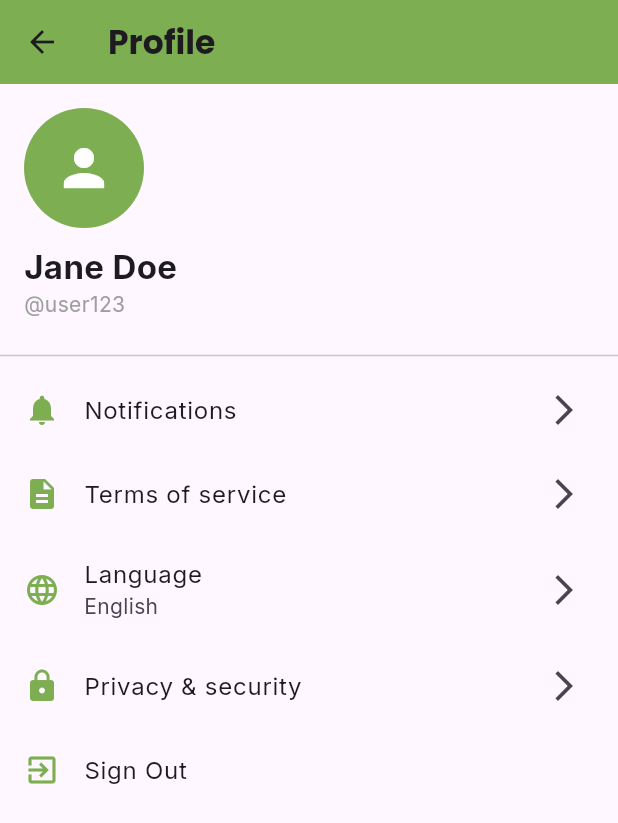
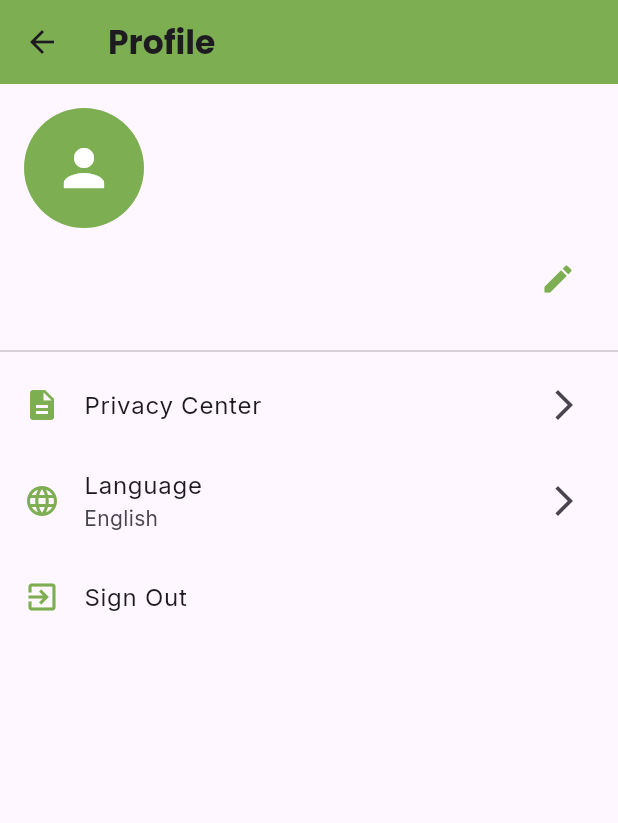
Before and after one commit to farahmunh/stalk_safe, a Flutter app: the Profile screen opened by its route, on a phone screen of 412 x 824 dp. Shown: the top 823 px of the screen. Run offline on Flutter 3.47's test engine with Material 3 defaults, Android fonts, the phone set to English and light mode, and no system bars; our stand-ins replace cloud_firestore, firebase_auth, firebase_core, geolocator, google_fonts, google_maps_flutter; missing offline and left inert: app_settings; accounts and stored records are empty.

Commit message:
21th commit

```diff
--- a/lib/profile.dart
+++ b/lib/profile.dart
@@ -1,7 +1,120 @@
 import 'package:flutter/material.dart';
 import 'package:google_fonts/google_fonts.dart';
+import 'package:firebase_auth/firebase_auth.dart';
+import 'package:cloud_firestore/cloud_firestore.dart';
 
-class Profile extends StatelessWidget {
+class Profile extends StatefulWidget {
+  @override
+  _ProfileState createState() => _ProfileState();
+}
+
+class _ProfileState extends State<Profile> {
+  final FirebaseAuth _auth = FirebaseAuth.instance;
+  final FirebaseFirestore _firestore = FirebaseFirestore.instance;
+  String _username = ''; // Default username
+  final TextEditingController _usernameController = TextEditingController();
+  bool _isEditingUsername = false;
+
+  @override
+  void initState() {
+    super.initState();
+    _fetchUserProfile();
+  }
+
+  // Fetch the current user's username from Firestore
+  Future<void> _fetchUserProfile() async {
+    User? user = _auth.currentUser;
+    if (user != null) {
+      DocumentSnapshot userDoc =
+          await _firestore.collection('users').doc(user.uid).get();
+      setState(() {
+        _username = userDoc['username'] ?? 'Unknown';
+        _usernameController.text = _username;
+      });
+    }
+  }
+
+  // Update the username in Firestore
+  Future<void> _updateUsername() async {
+    User? user = _auth.currentUser;
+    if (user != null) {
+      String newUsername = _usernameController.text.trim();
+      // Ensure new username is unique
+      bool isUnique = await _isUsernameUnique(newUsername);
+      if (!isUnique) {
+        ScaffoldMessenger.of(context).showSnackBar(
+          const SnackBar(content: Text('Username is already taken.')),
+        );
+        return;
+      }
+
+      // Update the username in Firestore
+      await _firestore
+          .collection('users')
+          .doc(user.uid)
+          .update({'username': newUsername});
+
+      setState(() {
+        _username = newUsername;
+        _isEditingUsername = false;
+      });
+      ScaffoldMessenger.of(context).showSnackBar(
+        const SnackBar(content: Text('Username updated successfully.')),
+      );
+    }
+  }
+
+  // Check if the username is unique in Firestore
+  Future<bool> _isUsernameUnique(String username) async {
+    final querySnapshot = await _firestore
+        .collection('users')
+        .where('username', isEqualTo: username)
+        .limit(1)
+        .get();
+    return querySnapshot.docs.isEmpty;
+  }
+
+  // Sign Out Functionality
+  void _showSignOutDialog() {
+    showDialog(
+      context: context,
+      builder: (BuildContext context) {
+        return AlertDialog(
+          content: Text(
+            "Are you sure you want to sign out?",
+            textAlign: TextAlign.center,
+            style: GoogleFonts.inter(),
+          ),
+          contentPadding:
+              const EdgeInsets.symmetric(horizontal: 5, vertical: 20),
+          actionsPadding: const EdgeInsets.symmetric(horizontal: 5),
+          shape: RoundedRectangleBorder(
+            borderRadius: BorderRadius.circular(20),
+          ),
+          actions: [
+            Row(
+              mainAxisAlignment: MainAxisAlignment.spaceEvenly,
+              children: [
+                TextButton(
+                  child: Text("No", style: GoogleFonts.inter()),
+                  onPressed: () => Navigator.of(context).pop(),
+                ),
+                TextButton(
+                  child: Text("Yes", style: GoogleFonts.inter()),
+                  onPressed: () {
+                    Navigator.of(context).pop();
+                    _auth.signOut();
+                    Navigator.of(context).pushReplacementNamed('/signin');
+                  },
+                ),
+              ],
+            ),
+          ],
+        );
+      },
+    );
+  }
+
   @override
   Widget build(BuildContext context) {
     return Scaffold(
@@ -13,7 +126,7 @@ class Profile extends StatelessWidget {
             fontWeight: FontWeight.bold,
           ),
         ),
-        backgroundColor: const Color(0xFF7DAF52), // Green color for app bar
+        backgroundColor: const Color(0xFF7DAF52),
       ),
       body: Column(
         crossAxisAlignment: CrossAxisAlignment.start,
@@ -24,44 +137,68 @@ class Profile extends StatelessWidget {
             child: Column(
               crossAxisAlignment: CrossAxisAlignment.start,
               children: [
-                CircleAvatar(
+                const CircleAvatar(
                   radius: 40,
-                  backgroundColor:
-                      const Color(0xFF7DAF52), // Green color for CircleAvatar
-                  child:
-                      const Icon(Icons.person, size: 40, color: Colors.white),
+                  backgroundColor: Color(0xFF7DAF52),
+                  child: Icon(Icons.person, size: 40, color: Colors.white),
                 ),
                 const SizedBox(height: 10),
-                Text(
-                  'Jane Doe',
+                Row(
+                  children: [
+                    Expanded(
+                      child: _isEditingUsername
+                          ? TextField(
+                              controller: _usernameController,
+                              decoration: const InputDecoration(
+                                hintText: "Enter new username",
+                              ),
+                            )
+                          : Text(
+                              _username,
                               style: GoogleFonts.inter(
                                 fontSize: 22,
                                 fontWeight: FontWeight.bold,
                               ),
                             ),
-                Text(
-                  '@user123',
-                  style: GoogleFonts.inter(
-                    color: Colors.grey,
                     ),
+                    IconButton(
+                      icon: Icon(
+                        _isEditingUsername ? Icons.check : Icons.edit,
+                        color: const Color(0xFF7DAF52),
+                      ),
+                      onPressed: () {
+                        if (_isEditingUsername) {
+                          _updateUsername();
+                        } else {
+                          setState(() {
+                            _isEditingUsername = true;
+                          });
+                        }
+                      },
+                    ),
+                    if (_isEditingUsername)
+                      IconButton(
+                        icon: const Icon(Icons.cancel, color: Colors.red),
+                        onPressed: () {
+                          setState(() {
+                            _isEditingUsername = false;
+                            _usernameController.text = _username;
+                          });
+                        },
+                      ),
+                  ],
                 ),
               ],
             ),
           ),
           const Divider(),
-
           // Profile Options
           Expanded(
             child: ListView(
               children: [
                 _buildProfileOption(
-                  icon: Icons.notifications,
-                  label: 'Notifications',
-                  onTap: () {},
-                ),
-                _buildProfileOption(
                   icon: Icons.description,
-                  label: 'Terms of service',
+                  label: 'Privacy Center',
                   onTap: () {},
                 ),
                 _buildProfileOption(
@@ -70,20 +207,11 @@ class Profile extends StatelessWidget {
                   subtitle: 'English',
                   onTap: () {},
                 ),
-                _buildProfileOption(
-                  icon: Icons.lock,
-                  label: 'Privacy & security',
-                  onTap: () {},
-                ),
                 ListTile(
-                  leading: Icon(Icons.exit_to_app,
-                      color: const Color(
-                          0xFF7DAF52)), // Green color for sign out icon
-                  title: Text(
-                    'Sign Out',
-                    style: GoogleFonts.inter(),
-                  ),
-                  onTap: () => _showSignOutDialog(context),
+                  leading:
+                      Icon(Icons.exit_to_app, color: const Color(0xFF7DAF52)),
+                  title: Text('Sign Out', style: GoogleFonts.inter()),
+                  onTap: _showSignOutDialog,
                 ),
               ],
             ),
@@ -100,8 +228,7 @@ class Profile extends StatelessWidget {
     required VoidCallback onTap,
   }) {
     return ListTile(
-      leading: Icon(icon,
-          color: const Color(0xFF7DAF52)), // Green color for option icon
+      leading: Icon(icon, color: const Color(0xFF7DAF52)),
       title: Text(
         label,
         style: GoogleFonts.inter(),
@@ -112,51 +239,4 @@ class Profile extends StatelessWidget {
       onTap: onTap,
     );
   }
-
-  void _showSignOutDialog(BuildContext context) {
-    showDialog(
-      context: context,
-      builder: (BuildContext context) {
-        return AlertDialog(
-          content: Text(
-            "Are you sure you want to sign out?",
-            textAlign: TextAlign.center,
-            style: GoogleFonts.inter(), // Google Fonts Inter for dialog text
-          ),
-          contentPadding:
-              const EdgeInsets.symmetric(horizontal: 5, vertical: 20),
-          actionsPadding: const EdgeInsets.symmetric(horizontal: 5),
-          shape: RoundedRectangleBorder(
-            borderRadius: BorderRadius.circular(20),
-          ),
-          actions: [
-            Row(
-              mainAxisAlignment: MainAxisAlignment.spaceEvenly,
-              children: [
-                TextButton(
-                  child: Text(
-                    "No",
-                    style: GoogleFonts.inter(),
-                  ),
-                  onPressed: () {
-                    Navigator.of(context).pop();
-                  },
-                ),
-                TextButton(
-                  child: Text(
-                    "Yes",
-                    style: GoogleFonts.inter(),
-                  ),
-                  onPressed: () {
-                    Navigator.of(context).pop();
-                    Navigator.of(context).pushReplacementNamed('/signin');
-                  },
-                ),
-              ],
-            ),
-          ],
-        );
-      },
-    );
 }
-}
```
Also changed, not shown: lib/singup.dart (+5 -5 lines). Lines whose indentation alone changed are shown as unchanged.
